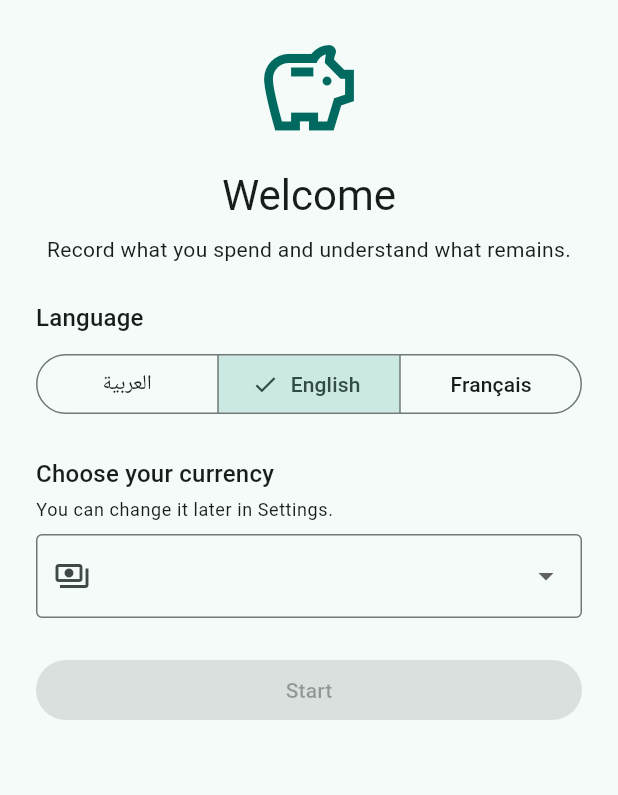
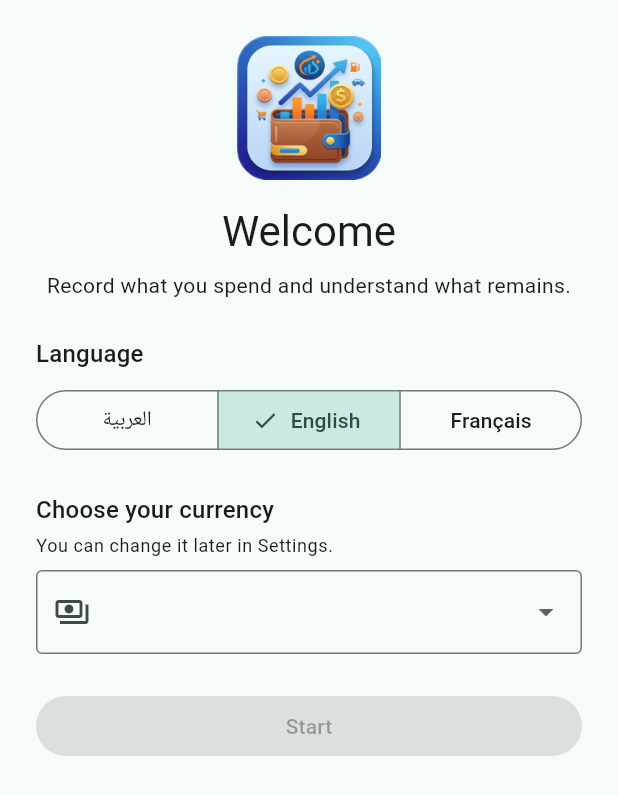
Before and after one commit to Amine-Triki/expenses_management_app, a Flutter app: the screen it shows after launch, on a phone screen of 412 x 824 dp. Shown: the top 795 px of the screen. Run offline on Flutter 3.47's test engine with Material 3 defaults, Android fonts, the phone set to English and light mode, and no system bars; our stand-ins replace drift, flutter_riverpod; accounts and stored records are empty; generated files the repository leaves out were written again.

Commit message:
App icon and logo from favicon_io images
- flutter_launcher_icons generates launcher icons for Android/iOS/Web/
  Windows/macOS from favicon_io/android-chrome-512x512.png (iOS alpha
  stripped, web theme color teal)
- the 192px image ships as an asset and appears as the logo on the
  first-run welcome screen and in Settings > About

```diff
--- a/lib/presentation/first_run_screen.dart
+++ b/lib/presentation/first_run_screen.dart
@@ -35,8 +35,14 @@ class _FirstRunScreenState extends ConsumerState<FirstRunScreen> {
           padding: const EdgeInsets.all(24),
           child: ListView(
             children: [
-              Icon(Icons.savings_outlined,
-                  size: 72, color: Theme.of(context).colorScheme.primary),
+            ClipRRect(
+              borderRadius: BorderRadius.circular(24),
+              child: Image.asset(
+                'favicon_io/android-chrome-192x192.png',
+                width: 96,
+                height: 96,
+              ),
+            ),
               const SizedBox(height: 16),
               Text(
                 l10n.firstRunTitle,
```
Also changed, not shown: lib/presentation/settings_screen.dart (+8 -1 lines), pubspec.yaml (+23 -0 lines), favicon_io/android-chrome-192x192.png (added), favicon_io/android-chrome-512x512.png (added), favicon_io/apple-touch-icon.png (added), favicon_io/favicon-16x16.png (added), favicon_io/favicon-32x32.png (added), pubspec.lock, 44 other files.
